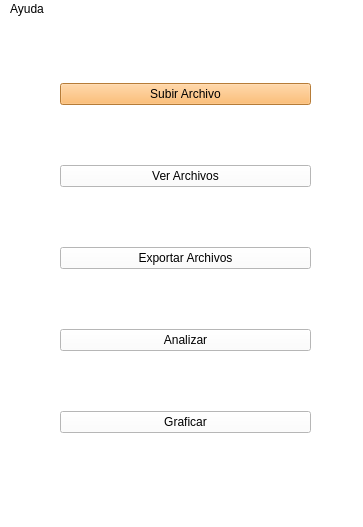
Above: Funciones.ui from AndresMSE/IF---Interfaz before the change. Below: the same form after it.
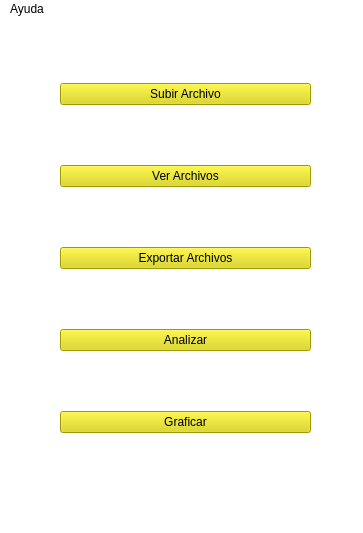
That is the form after the change.

Patch:
```diff
--- a/Funciones.ui
+++ b/Funciones.ui
@@ -13,7 +13,7 @@
     <x>0</x>
     <y>0</y>
     <width>363</width>
-    <height>527</height>
+    <height>533</height>
    </rect>
   </property>
   <property name="sizePolicy">
@@ -26,7 +26,7 @@
    <string>Funciones</string>
   </property>
   <property name="autoFillBackground">
-   <bool>true</bool>
+   <bool>false</bool>
   </property>
   <property name="styleSheet">
    <string notr="true">background-color: rgb(255, 255, 255);</string>
@@ -45,7 +45,7 @@
      <item>
       <widget class="QPushButton" name="SubirArchivo">
        <property name="styleSheet">
-        <string notr="true">background-color: rgb(255, 173, 79);</string>
+        <string notr="true">background-color: rgb(221, 214, 4);</string>
        </property>
        <property name="text">
         <string>Subir Archivo</string>
@@ -54,6 +54,9 @@
      </item>
      <item>
       <widget class="QPushButton" name="VerArchivos">
+       <property name="styleSheet">
+        <string notr="true">background-color: rgb(221, 214, 4);</string>
+       </property>
        <property name="text">
         <string>Ver Archivos</string>
        </property>
@@ -61,6 +64,9 @@
      </item>
      <item>
       <widget class="QPushButton" name="ExportarArchivos">
+       <property name="styleSheet">
+        <string notr="true">background-color: rgb(221, 214, 4);</string>
+       </property>
        <property name="text">
         <string>Exportar Archivos</string>
        </property>
@@ -68,6 +74,9 @@
      </item>
      <item>
       <widget class="QPushButton" name="Analizar">
+       <property name="styleSheet">
+        <string notr="true">background-color: rgb(221, 214, 4);</string>
+       </property>
        <property name="text">
         <string>Analizar</string>
        </property>
@@ -75,6 +84,9 @@
      </item>
      <item>
       <widget class="QPushButton" name="Graficar">
+       <property name="styleSheet">
+        <string notr="true">background-color: rgb(221, 214, 4);</string>
+       </property>
        <property name="text">
         <string>Graficar</string>
        </property>
```
